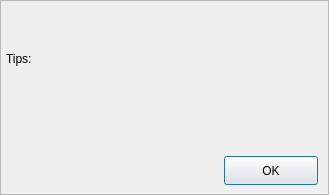
Before: the Qt Designer form src/warningdialog.ui in UbuntuKylin/youker-assistant, drawn with Qt 5.
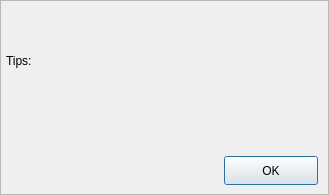
After: the same form once the commit is applied. Icons and pictures are not drawn.

Commit message: Dialog Font Display

What changed in the file:
```diff
--- a/src/warningdialog.ui
+++ b/src/warningdialog.ui
@@ -81,7 +81,7 @@
      <x>6</x>
      <y>51</y>
      <width>291</width>
-     <height>16</height>
+     <height>21</height>
     </rect>
    </property>
    <property name="text">
```
The commit also changes 3 other files.
